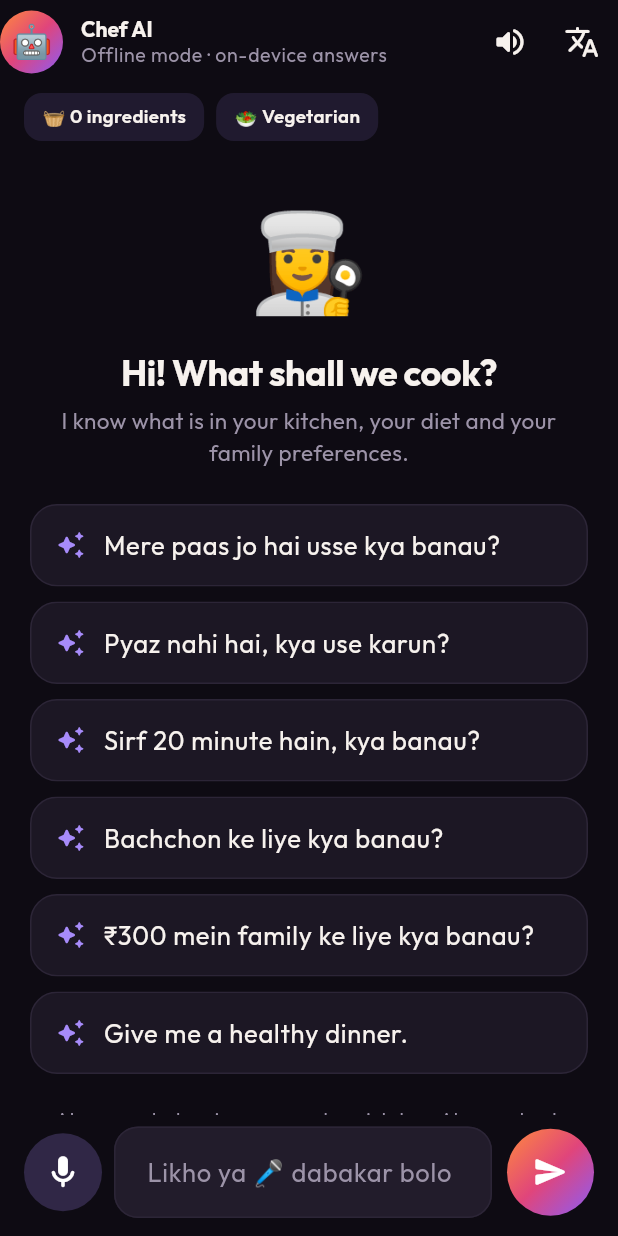
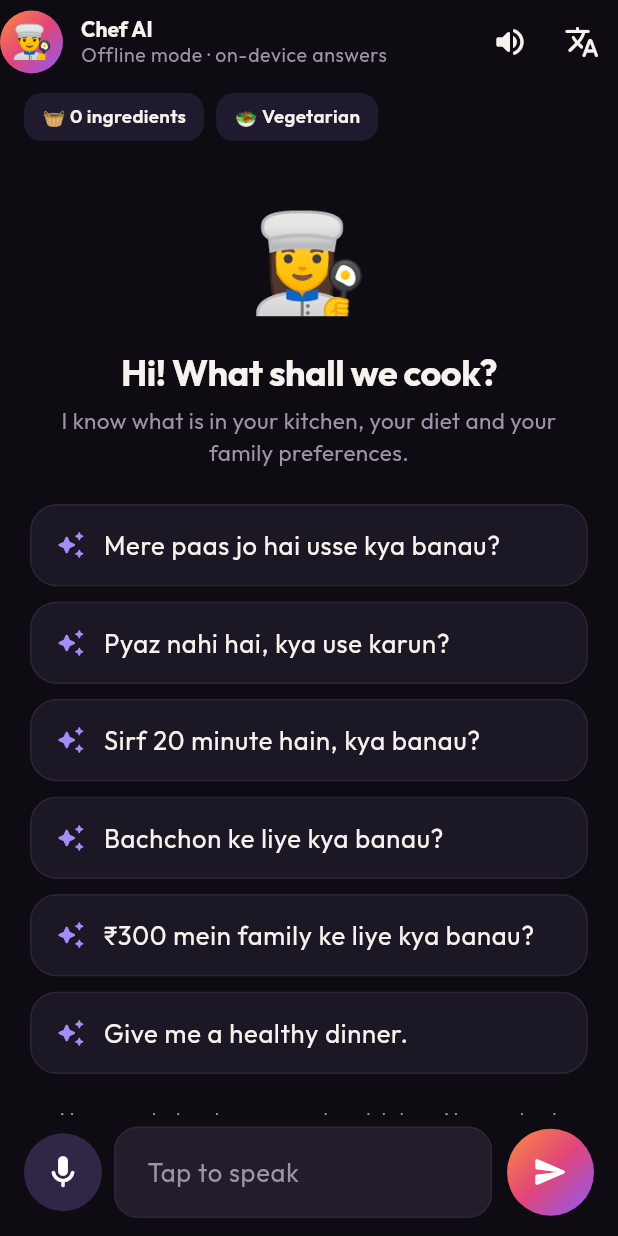
Before and after one commit to mlk09/family-food, a Flutter app: the ChefChatScreen screen opened by its route, on a phone screen of 412 x 824 dp. Run offline on Flutter 3.47's test engine with Material 3 defaults, Android fonts, the phone set to English and light mode, and no system bars; our stand-ins replace connectivity_plus, flutter_local_notifications, flutter_riverpod, flutter_timezone, flutter_tts, go_router and 6 more; accounts and stored records are empty.

Commit message:
Chef AI: read 2-3 as '2 se 3', chef logo, 'Tap to speak' hint
Co-Authored-By: Claude Opus 5.5 <noreply@anthropic.com>
Claude-Session: https://claude.ai/code/session_01U5M9KikSZtywPGnSi7s8SX

```diff
--- a/lib/core/services/voice_service.dart
+++ b/lib/core/services/voice_service.dart
@@ -47,8 +47,11 @@ class VoiceService {
     return out.join(' ');
   }
 
-  /// Removes markdown, bullets and emoji so the voice doesn't read symbols.
+  /// Removes markdown, bullets and emoji so the voice doesn't read symbols,
+  /// and reads ranges like "2-3 मिनट" as "2 से 3" instead of "2 minus 3".
   static String speakable(String text) => text
+      .replaceAllMapped(RegExp(r'(\d+(?:\.\d+)?)\s*[-–—]\s*(\d+(?:\.\d+)?)'),
+          (m) => '${m[1]} ${languageFor(text) == 'hi-IN' ? 'से' : 'to'} ${m[2]}')
       .replaceAll(RegExp(r'\*\*|__|`|#+\s|_\(|\)_'), '')
       .replaceAll(RegExp(r'^\s*[•\-*]\s*', multiLine: true), '')
       .replaceAll(RegExp(r'[\u{1F000}-\u{1FAFF}\u{2600}-\u{27BF}\u{FE0F}\u{200D}]', unicode: true), '')
--- a/lib/features/ai/chef_chat_screen.dart
+++ b/lib/features/ai/chef_chat_screen.dart
@@ -128,7 +128,7 @@ class _ChefChatScreenState extends ConsumerState<ChefChatScreen> {
             height: 42,
             alignment: Alignment.center,
             decoration: const BoxDecoration(gradient: AppColors.aiGradient, shape: BoxShape.circle),
-            child: const Text('🤖', style: TextStyle(fontSize: 22)),
+            child: const Text('👨‍🍳', style: TextStyle(fontSize: 22)),
           ),
           const SizedBox(width: 12),
           Expanded(
@@ -280,7 +280,7 @@ class _ChefChatScreenState extends ConsumerState<ChefChatScreen> {
                     onSubmitted: (_) => _send(),
                     style: const TextStyle(fontSize: 17),
                     decoration: InputDecoration(
-                      hintText: _voice.listening.value ? '🎤 Sun raha hoon… boliye' : 'Likho ya 🎤 dabakar bolo',
+                      hintText: _voice.listening.value ? '🎤 Sun raha hoon… boliye' : 'Tap to speak',
                       counterText: '',
                     ),
                   ),
--- a/lib/features/home/home_screen.dart
+++ b/lib/features/home/home_screen.dart
@@ -134,7 +134,7 @@ class HomeScreen extends ConsumerWidget {
                 gradient: LinearGradient(colors: [AppColors.berry.withValues(alpha: 0.18), AppColors.tomato.withValues(alpha: 0.10)]),
                 child: Column(crossAxisAlignment: CrossAxisAlignment.start, children: [
                   Row(children: [
-                    const Text('🤖', style: TextStyle(fontSize: 30)),
+                    const Text('👨‍🍳', style: TextStyle(fontSize: 30)),
                     const SizedBox(width: 12),
                     Expanded(
                       child: Column(crossAxisAlignment: CrossAxisAlignment.start, children: [
--- a/lib/features/meal_plan/meal_plan_screen.dart
+++ b/lib/features/meal_plan/meal_plan_screen.dart
@@ -33,7 +33,7 @@ Future<void> openMealItem(BuildContext context, WidgetRef ref, MealPlanItem item
     emoji: item.emoji,
     description: item.description,
     ingredients: [for (final i in item.ingredients) RecipeIngredient(name: i)],
-    instructions: const ['Ask Chef AI for step-by-step instructions using the 🤖 button below.'],
+    instructions: const ['Ask Chef AI for step-by-step instructions using the 👨‍🍳 button below.'],
     source: 'ai',
   );
   if (ai.isAvailable) {
--- a/lib/features/recipes/recipe_detail_screen.dart
+++ b/lib/features/recipes/recipe_detail_screen.dart
@@ -75,7 +75,7 @@ class _RecipeDetailScreenState extends ConsumerState<RecipeDetailScreen> {
     List<Substitution> subs = r.substitutions.where((s) => IngredientNames.matches(s.ingredient, ingredient)).toList();
     var fromAi = false;
     if (ai.isAvailable) {
-      showSnack(context, '🤖 Asking Chef AI…');
+      showSnack(context, '👨‍🍳 Asking Chef AI…');
       try {
         final res = await ai.suggestSubstitutions(ingredient, r.name, ref.read(aiContextProvider));
         if (res.isNotEmpty) {
@@ -324,7 +324,7 @@ class _RecipeDetailScreenState extends ConsumerState<RecipeDetailScreen> {
             _RoundAction(icon: Icons.add_shopping_cart_rounded, color: AppColors.herb, label: 'Add missing', onTap: () => _addMissing(r)),
             const SizedBox(width: 8),
             _RoundAction(
-              emoji: '🤖',
+              emoji: '👨‍🍳',
               color: AppColors.berry,
               label: 'Ask Chef AI',
               onTap: () => context.push(Routes.chef, extra: r),
--- a/lib/features/recipes/what_can_i_cook_screen.dart
+++ b/lib/features/recipes/what_can_i_cook_screen.dart
@@ -188,7 +188,7 @@ class _WhatCanICookScreenState extends ConsumerState<WhatCanICookScreen> {
                     const EmptyState(
                       emoji: '🤔',
                       title: 'No matches yet',
-                      message: 'Try removing a filter, or ask Chef AI for ideas using the 🤖 button.',
+                      message: 'Try removing a filter, or ask Chef AI for ideas using the 👨‍🍳 button.',
                     ),
                 ],
               ),
--- a/lib/routes/app_shell.dart
+++ b/lib/routes/app_shell.dart
@@ -8,7 +8,7 @@ import '../data/session.dart';
 import 'app_router.dart';
 
 /// Bottom navigation (Home, My Kitchen, Meal Plan, Shopping, Profile) with the
-/// floating 🤖 Chef AI button.
+/// floating 👨‍🍳 Chef AI button.
 class AppShell extends ConsumerWidget {
   const AppShell({super.key, required this.shell});
   final StatefulNavigationShell shell;
@@ -168,7 +168,7 @@ class _ChefFabState extends State<_ChefFab> with SingleTickerProviderStateMixin
                 HapticFeedback.mediumImpact();
                 widget.onTap();
               },
-              child: const Center(child: Text('🤖', style: TextStyle(fontSize: 30))),
+              child: const Center(child: Text('👨‍🍳', style: TextStyle(fontSize: 30))),
             ),
           ),
         ),
```
Also changed, not shown: 2 other files.
